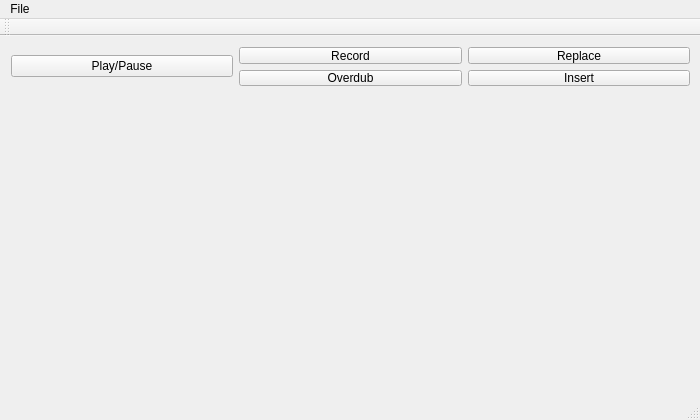
Qt form src/gui/mainwindow.ui (kasbah/slim_looper) before a commit.
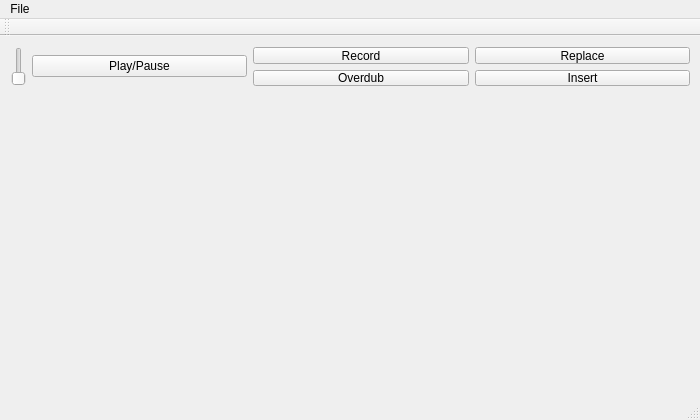
The same form after that commit.

```diff
--- a/src/gui/mainwindow.ui
+++ b/src/gui/mainwindow.ui
@@ -24,6 +24,16 @@
      </rect>
     </property>
     <layout class="QHBoxLayout" name="horizontalLayout_4">
+     <item>
+      <widget class="QSlider" name="drySlider">
+       <property name="maximum">
+        <number>100</number>
+       </property>
+       <property name="orientation">
+        <enum>Qt::Vertical</enum>
+       </property>
+      </widget>
+     </item>
      <item>
       <layout class="QVBoxLayout" name="verticalLayout_4">
        <item>
```
Left out of the diff: 10 changed lines with no effect on the pictures.
